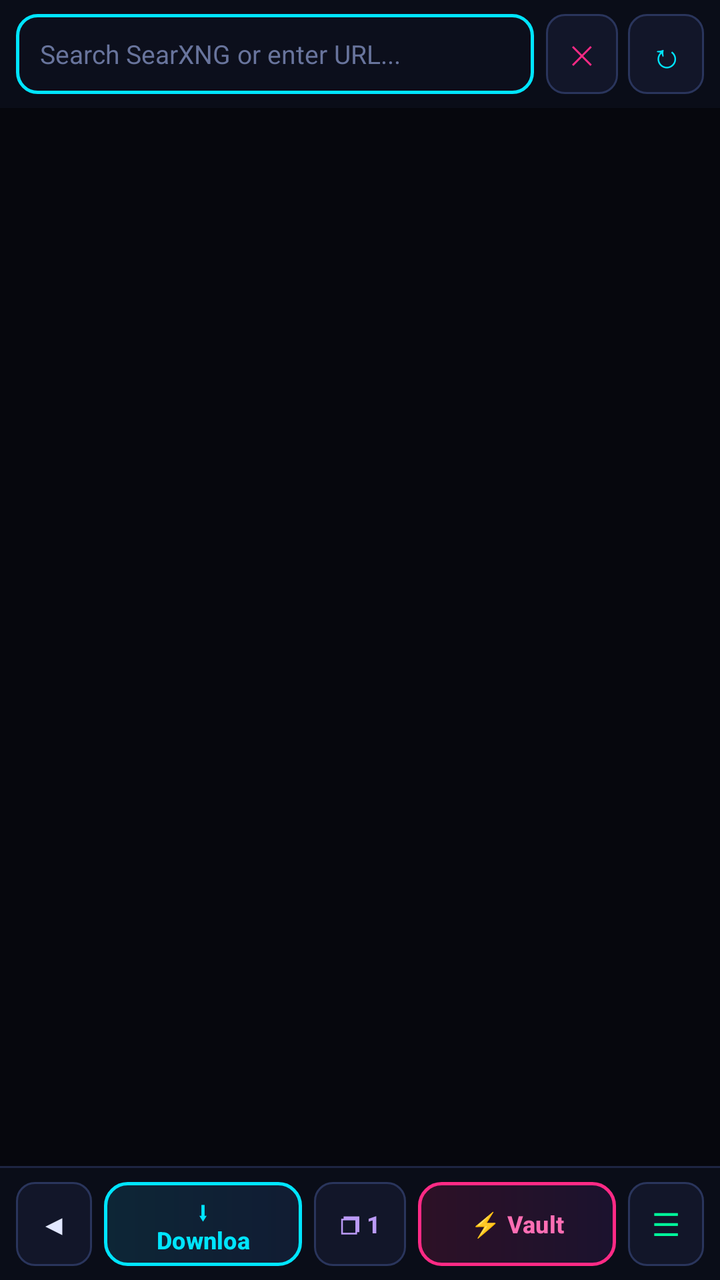
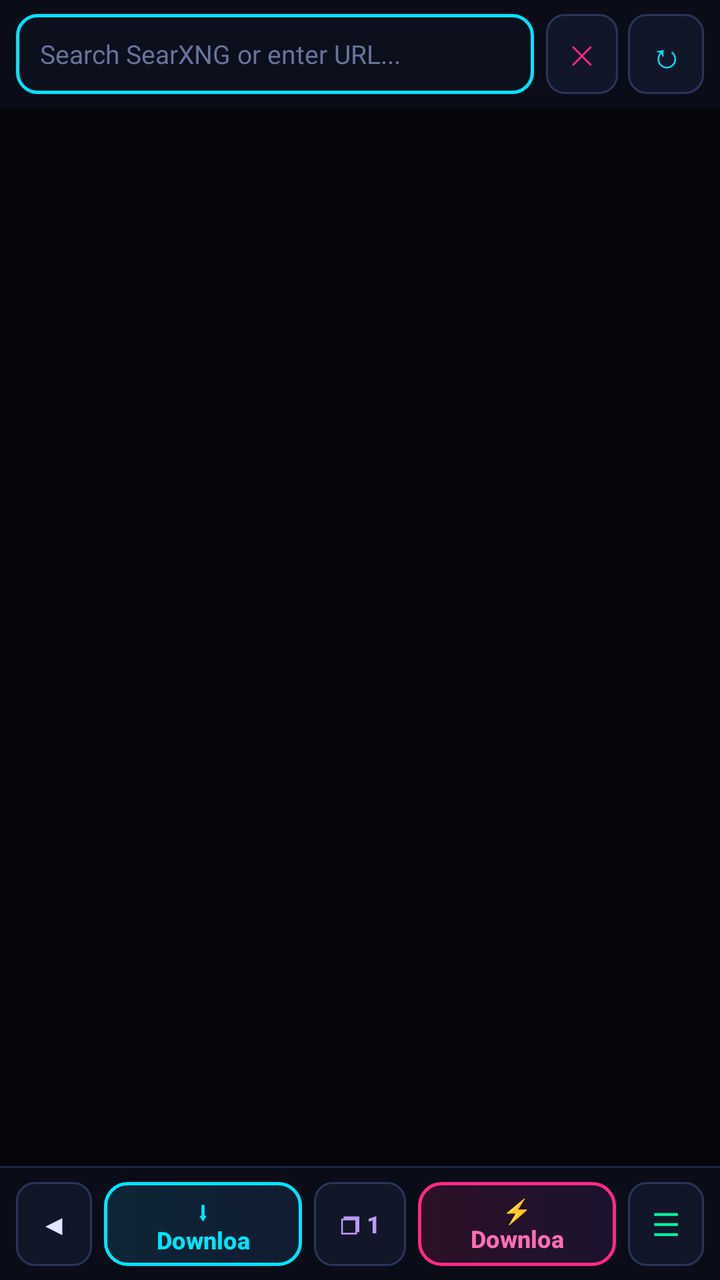

Screens rendered from an Android XML layout before and after an edit, with the pre-edit source and the edit as a unified diff.
<!-- AndroidManifest.xml: application theme Theme.Material3.DayNight.NoActionBar -->
<!-- res/layout/activity_browser.xml -->
<?xml version="1.0" encoding="utf-8"?>
<LinearLayout xmlns:android="http://schemas.android.com/apk/res/android"
    xmlns:app="http://schemas.android.com/apk/res-auto"
    android:layout_width="match_parent"
    android:layout_height="match_parent"
    android:orientation="vertical"
    android:background="#06070D">

    
    <LinearLayout
        android:layout_width="match_parent"
        android:layout_height="wrap_content"
        android:orientation="horizontal"
        android:gravity="center_vertical"
        android:paddingHorizontal="8dp"
        android:paddingVertical="7dp"
        android:background="#0A0D18">

        <EditText
            android:id="@+id/urlBar"
            android:layout_width="0dp"
            android:layout_height="40dp"
            android:layout_weight="1"
            android:background="@drawable/bg_neon_input"
            android:hint="Search SearXNG or enter URL..."
            android:imeOptions="actionGo"
            android:inputType="textUri"
            android:paddingHorizontal="12dp"
            android:selectAllOnFocus="true"
            android:singleLine="true"
            android:textColor="#F0F4FF"
            android:textColorHint="#68749C"
            android:textSize="13sp" />

        <Button
            android:id="@+id/btnClearUrl"
            android:layout_width="36dp"
            android:layout_height="40dp"
            android:layout_marginStart="6dp"
            android:minWidth="0dp"
            android:padding="0dp"
            android:insetTop="0dp"
            android:insetBottom="0dp"
            android:background="@drawable/bg_btn_neon_dark"
            app:backgroundTint="@null"
            android:text="✕"
            android:textColor="#FF2A85"
            android:textSize="13sp" />

        <Button
            android:id="@+id/btnReload"
            android:layout_width="38dp"
            android:layout_height="40dp"
            android:layout_marginStart="5dp"
            android:minWidth="0dp"
            android:padding="0dp"
            android:insetTop="0dp"
            android:insetBottom="0dp"
            android:background="@drawable/bg_btn_neon_dark"
            app:backgroundTint="@null"
            android:text="↻"
            android:textColor="#00E5FF"
            android:textSize="17sp" />
    </LinearLayout>

    
    <ProgressBar
        android:id="@+id/pageProgress"
        style="?android:attr/progressBarStyleHorizontal"
        android:layout_width="match_parent"
        android:layout_height="3dp"
        android:max="100"
        android:progress="0"
        android:progressDrawable="@drawable/progress_neon"
        android:visibility="gone" />

    
    <FrameLayout
        android:id="@+id/webContainer"
        android:layout_width="match_parent"
        android:layout_height="0dp"
        android:layout_weight="1"
        android:background="#06070D" />

    <View
        android:layout_width="match_parent"
        android:layout_height="1dp"
        android:background="#1D2542" />

    
    <LinearLayout
        android:layout_width="match_parent"
        android:layout_height="wrap_content"
        android:orientation="horizontal"
        android:gravity="center_vertical"
        android:paddingHorizontal="8dp"
        android:paddingVertical="7dp"
        android:background="#0A0D18">

        <Button
            android:id="@+id/btnBack"
            android:layout_width="38dp"
            android:layout_height="42dp"
            android:minWidth="0dp"
            android:padding="0dp"
            android:insetTop="0dp"
            android:insetBottom="0dp"
            android:background="@drawable/bg_btn_neon_dark"
            app:backgroundTint="@null"
            android:enabled="false"
            android:text="◀"
            android:textColor="#E2E8FF"
            android:textSize="14sp" />

        <Button
            android:id="@+id/btnDownloadBadge"
            android:layout_width="0dp"
            android:layout_height="42dp"
            android:layout_weight="1"
            android:layout_marginStart="6dp"
            android:insetTop="0dp"
            android:insetBottom="0dp"
            android:background="@drawable/bg_btn_neon_cyan"
            app:backgroundTint="@null"
            android:text="⬇ Download (0)"
            android:textColor="#00E5FF"
            android:textSize="12sp"
            android:textStyle="bold" />

        
        <Button
            android:id="@+id/btnTabs"
            android:layout_width="46dp"
            android:layout_height="42dp"
            android:layout_marginHorizontal="6dp"
            android:minWidth="0dp"
            android:padding="0dp"
            android:insetTop="0dp"
            android:insetBottom="0dp"
            android:background="@drawable/bg_btn_neon_dark"
            app:backgroundTint="@null"
            android:text="❐ 1"
            android:textColor="#BB9AF7"
            android:textSize="12sp"
            android:textStyle="bold" />

        <Button
            android:id="@+id/btnVault"
            android:layout_width="0dp"
            android:layout_height="42dp"
            android:layout_weight="1"
            android:layout_marginEnd="6dp"
            android:insetTop="0dp"
            android:insetBottom="0dp"
            android:background="@drawable/bg_btn_neon_pink"
            app:backgroundTint="@null"
            android:text="⚡ Vault"
            android:textColor="#FF6EB4"
            android:textSize="12sp"
            android:textStyle="bold" />

        
        <Button
            android:id="@+id/btnMenu"
            android:layout_width="38dp"
            android:layout_height="42dp"
            android:minWidth="0dp"
            android:padding="0dp"
            android:insetTop="0dp"
            android:insetBottom="0dp"
            android:background="@drawable/bg_btn_neon_dark"
            app:backgroundTint="@null"
            android:text="☰"
            android:textColor="#00FF9C"
            android:textSize="16sp" />
    </LinearLayout>
</LinearLayout>
<!-- resources referenced by this layout -->
<resources>
  <!-- drawable bg_btn_neon_cyan (drawable) -->
  <?xml version="1.0" encoding="utf-8"?>
  <shape xmlns:android="http://schemas.android.com/apk/res/android"
      android:shape="rectangle">
      <gradient
          android:angle="0"
          android:startColor="#0D2636"
          android:endColor="#111C33" />
      <corners android:radius="11dp" />
      <stroke
          android:width="1.5dp"
          android:color="#00E5FF" />
  </shape>
  
  <!-- drawable bg_btn_neon_dark (drawable) -->
  <?xml version="1.0" encoding="utf-8"?>
  <shape xmlns:android="http://schemas.android.com/apk/res/android"
      android:shape="rectangle">
      <solid android:color="#121629" />
      <corners android:radius="9dp" />
      <stroke
          android:width="1dp"
          android:color="#2A355C" />
  </shape>
  
  <!-- drawable bg_btn_neon_pink (drawable) -->
  <?xml version="1.0" encoding="utf-8"?>
  <shape xmlns:android="http://schemas.android.com/apk/res/android"
      android:shape="rectangle">
      <gradient
          android:angle="0"
          android:startColor="#2D1126"
          android:endColor="#1B122E" />
      <corners android:radius="11dp" />
      <stroke
          android:width="1.5dp"
          android:color="#FF2A85" />
  </shape>
  
  <!-- drawable bg_neon_input (drawable) -->
  <?xml version="1.0" encoding="utf-8"?>
  <shape xmlns:android="http://schemas.android.com/apk/res/android"
      android:shape="rectangle">
      <solid android:color="#0C0F1C" />
      <corners android:radius="10dp" />
      <stroke
          android:width="1.5dp"
          android:color="#00E5FF" />
  </shape>
  
  <!-- drawable progress_neon (drawable) -->
  <?xml version="1.0" encoding="utf-8"?>
  <layer-list xmlns:android="http://schemas.android.com/apk/res/android">
      <item android:id="@android:id/background">
          <shape android:shape="rectangle">
              <solid android:color="#0B0E1A" />
          </shape>
      </item>
      <item android:id="@android:id/progress">
          <clip>
              <shape android:shape="rectangle">
                  <gradient
                      android:angle="0"
                      android:startColor="#FF2A85"
                      android:endColor="#00E5FF" />
              </shape>
          </clip>
      </item>
  </layer-list>
  
</resources>

<!-- the commit's change to res/layout/activity_browser.xml (unified diff, before → after) -->
@@ -154,12 +154,11 @@
             android:insetBottom="0dp"
             android:background="@drawable/bg_btn_neon_pink"
             app:backgroundTint="@null"
-            android:text="⚡ Vault"
+            android:text="⚡ Downloading"
             android:textColor="#FF6EB4"
             android:textSize="12sp"
             android:textStyle="bold" />
 
-        
         <Button
             android:id="@+id/btnMenu"
             android:layout_width="38dp"
